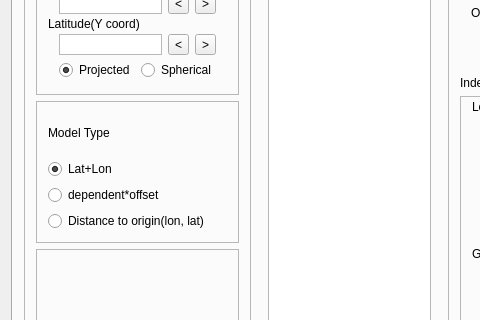
The window that Qt/mainwindow.ui (Anders1232/GWR_BR) describes before a commit, drawn with Qt 5; both pictures show x 0 to 480 and y 132 to 452 of the 666 by 632 pixel window.
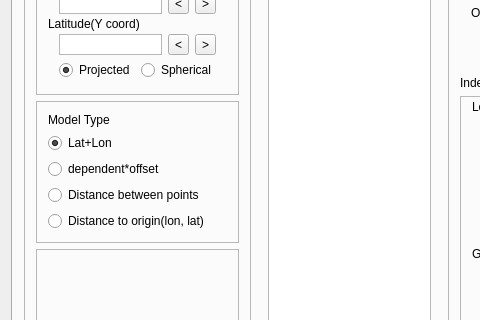
The same window after the commit. The open tabs and pages were chosen to show the change. Icons and pictures are not drawn.

```diff
--- a/Qt/mainwindow.ui
+++ b/Qt/mainwindow.ui
@@ -481,6 +481,13 @@
                 </property>
                </widget>
               </item>
+              <item>
+               <widget class="QRadioButton" name="distanceBetweenPointsOperation">
+                <property name="text">
+                 <string>Distance between points</string>
+                </property>
+               </widget>
+              </item>
               <item>
                <widget class="QRadioButton" name="distanceToOrigin">
                 <property name="text">
```
Left out of the diff: 2 changed lines with no effect on the pictures.
